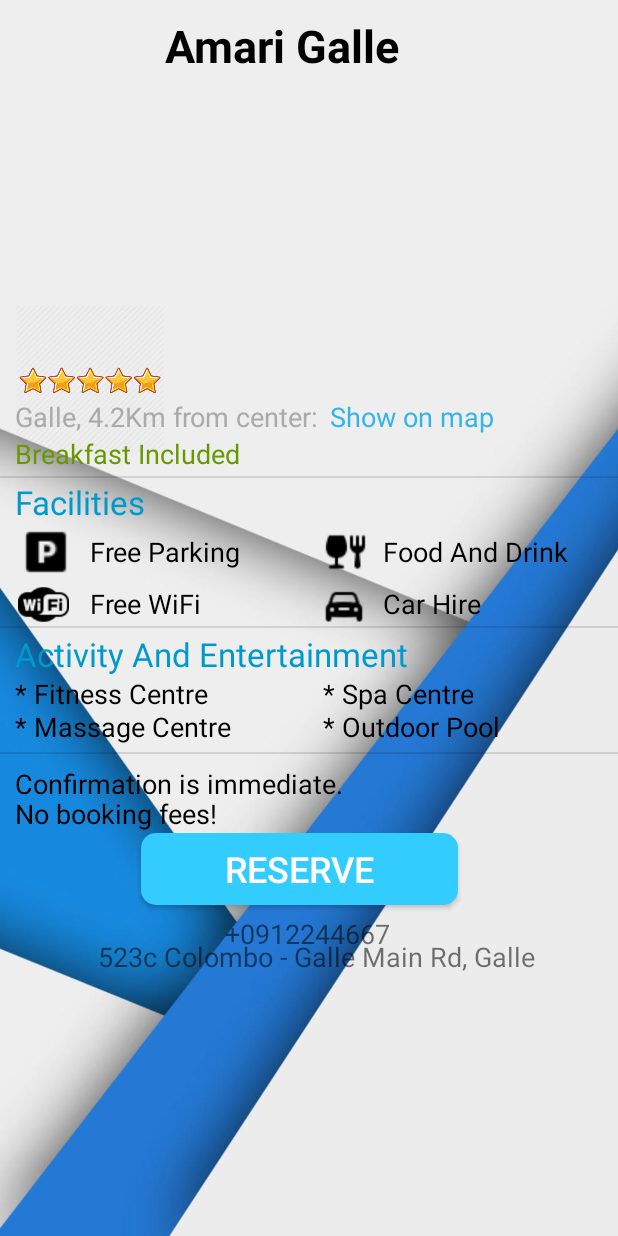
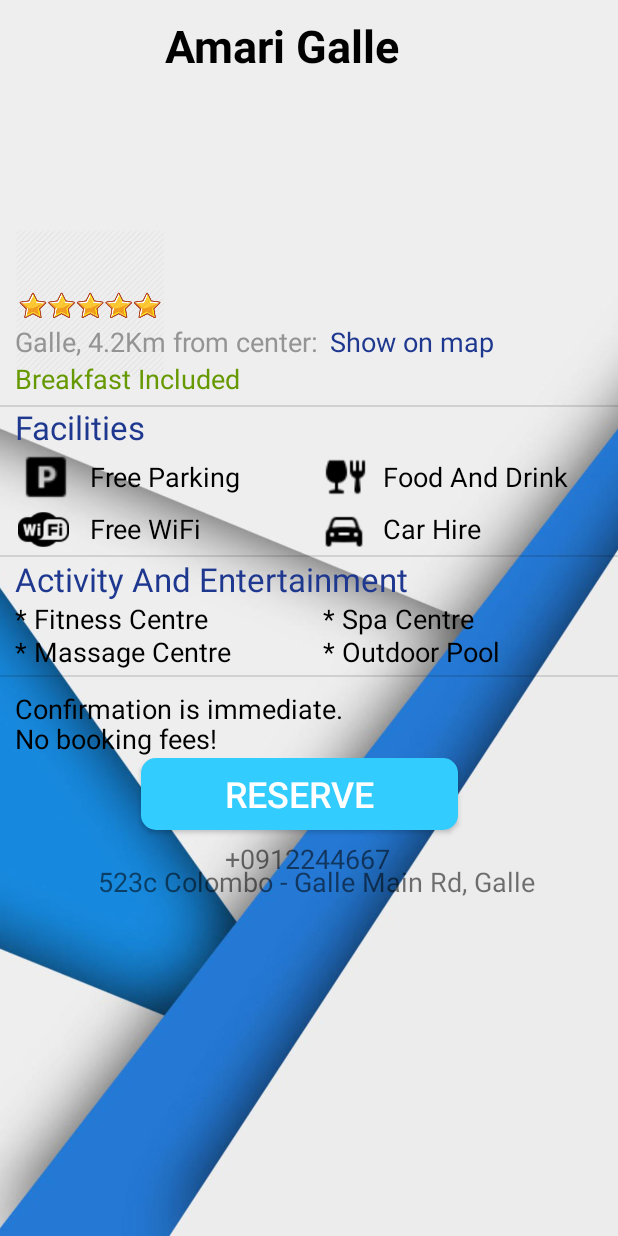
Before and after one commit to Kavindu8956/PeakFind, an Android app: the layout activity_hotelinfo.xml on its own in the app's theme, with its tools: preview values and no code run, on a phone screen of 412 x 824 dp. Run offline under Robolectric (Android 15) with nearby library versions, the phone set to English and light mode, and no system bars.

Commit message:
tharika_edit5

```diff
--- a/app/src/main/res/layout/activity_hotelinfo.xml
+++ b/app/src/main/res/layout/activity_hotelinfo.xml
@@ -11,7 +11,7 @@
 
 
     <ViewFlipper
-        android:layout_marginTop="55dp"
+        android:layout_marginTop="0dp"
         android:id="@+id/v_flipper"
         android:layout_width="match_parent"
         android:layout_height="185dp">
@@ -36,7 +36,7 @@
         android:id="@+id/imageView2"
         android:layout_width="100dp"
         android:layout_height="115dp"
-        android:layout_marginTop="195dp"
+        android:layout_marginTop="145dp"
         android:layout_marginLeft="10dp"
         app:srcCompat="@drawable/star" />
 
@@ -44,17 +44,17 @@
         android:id="@+id/textView4"
         android:layout_width="wrap_content"
         android:layout_height="wrap_content"
-        android:layout_marginTop="265dp"
         android:layout_marginLeft="10dp"
+        android:layout_marginTop="215dp"
         android:text="@string/text2"
-        android:textColor="@android:color/darker_gray"
+        android:textColor="@color/bb1"
         android:textSize="18sp" />
 
     <View
         android:id="@+id/divider2"
         android:layout_width="match_parent"
         android:layout_height="1dp"
-        android:layout_marginTop="317dp"
+        android:layout_marginTop="270dp"
         android:background="?android:attr/listDivider"
         android:visibility="visible" />
 
@@ -62,7 +62,7 @@
         android:id="@+id/textView5"
         android:layout_width="wrap_content"
         android:layout_height="wrap_content"
-        android:layout_marginTop="290dp"
+        android:layout_marginTop="240dp"
         android:layout_marginLeft="10dp"
         android:text="@string/text3"
         android:textColor="@android:color/holo_green_dark"
@@ -73,14 +73,13 @@
         android:layout_width="wrap_content"
         android:layout_height="wrap_content"
         android:layout_marginStart="220dp"
-        android:layout_marginTop="265dp"
-        android:layout_marginEnd="300dp"
+        android:layout_marginTop="215dp"
         android:layout_marginBottom="300dp"
         android:autoLink="web"
         android:background="#00641F1F"
         android:singleLine="false"
         android:text="@string/text4"
-        android:textColor="@android:color/holo_blue_light"
+        android:textColor="@color/darkblue"
         android:textIsSelectable="false"
         android:textSize="18sp" />
 
@@ -88,17 +87,17 @@
         android:id="@+id/textView8"
         android:layout_width="wrap_content"
         android:layout_height="wrap_content"
-        android:layout_marginTop="320dp"
         android:layout_marginLeft="10dp"
+        android:layout_marginTop="270dp"
         android:text="@string/text5"
-        android:textColor="@android:color/holo_blue_dark"
+        android:textColor="@color/darkblue"
         android:textSize="22sp" />
 
     <ImageView
         android:id="@+id/imageView3"
         android:layout_width="41dp"
         android:layout_height="36dp"
-        android:layout_marginTop="350dp"
+        android:layout_marginTop="300dp"
         android:layout_marginLeft="10dp"
         app:srcCompat="@drawable/parking" />
 
@@ -107,14 +106,14 @@
         android:layout_width="30dp"
         android:layout_height="36dp"
         android:layout_marginStart="215dp"
-        android:layout_marginTop="350dp"
+        android:layout_marginTop="300dp"
         app:srcCompat="@drawable/food" />
 
     <ImageView
         android:id="@+id/imageView5"
         android:layout_width="38dp"
         android:layout_height="34dp"
-        android:layout_marginTop="385dp"
+        android:layout_marginTop="335dp"
         android:layout_marginLeft="10dp"
         app:srcCompat="@drawable/wifi" />
 
@@ -123,7 +122,7 @@
         android:layout_width="28dp"
         android:layout_height="39dp"
         android:layout_marginStart="215dp"
-        android:layout_marginTop="385dp"
+        android:layout_marginTop="335dp"
         app:srcCompat="@drawable/car" />
 
     <TextView
@@ -131,7 +130,7 @@
         android:layout_width="wrap_content"
         android:layout_height="wrap_content"
         android:layout_marginStart="60dp"
-        android:layout_marginTop="355dp"
+        android:layout_marginTop="305dp"
         android:text="@string/text6"
         android:textColor="@android:color/background_dark"
         android:textSize="18sp" />
@@ -141,7 +140,7 @@
         android:layout_width="wrap_content"
         android:layout_height="wrap_content"
         android:layout_marginStart="60dp"
-        android:layout_marginTop="390dp"
+        android:layout_marginTop="340dp"
         android:text="@string/text8"
         android:textColor="@android:color/background_dark"
         android:textSize="18sp" />
@@ -151,7 +150,7 @@
         android:layout_width="wrap_content"
         android:layout_height="wrap_content"
         android:layout_marginStart="255dp"
-        android:layout_marginTop="355dp"
+        android:layout_marginTop="305dp"
         android:text="@string/text7"
         android:textColor="@android:color/background_dark"
         android:textSize="18sp" />
@@ -162,7 +161,7 @@
         android:layout_width="wrap_content"
         android:layout_height="wrap_content"
         android:layout_marginStart="255dp"
-        android:layout_marginTop="390dp"
+        android:layout_marginTop="340dp"
         android:text="@string/text9"
         android:textColor="@android:color/background_dark"
         android:textSize="18sp" />
@@ -171,7 +170,7 @@
         android:id="@+id/divider3"
         android:layout_width="match_parent"
         android:layout_height="1dp"
-        android:layout_marginTop="417dp"
+        android:layout_marginTop="370dp"
         android:background="?android:attr/listDivider"
         android:visibility="visible" />
 
@@ -180,10 +179,10 @@
         android:id="@+id/textView13"
         android:layout_width="wrap_content"
         android:layout_height="wrap_content"
-        android:layout_marginTop="421dp"
         android:layout_marginLeft="10dp"
+        android:layout_marginTop="371dp"
         android:text="@string/text10"
-        android:textColor="@android:color/holo_blue_dark"
+        android:textColor="@color/darkblue"
         android:textSize="22sp" />
 
 
@@ -191,7 +190,7 @@
         android:id="@+id/textView14"
         android:layout_width="wrap_content"
         android:layout_height="wrap_content"
-        android:layout_marginTop="450dp"
+        android:layout_marginTop="400dp"
         android:layout_marginLeft="10dp"
         android:text="@string/text11"
         android:textColor="@android:color/background_dark"
@@ -203,7 +202,7 @@
         android:layout_width="wrap_content"
         android:layout_height="wrap_content"
         android:layout_marginStart="215dp"
-        android:layout_marginTop="450dp"
+        android:layout_marginTop="400dp"
         android:text="@string/text12"
         android:textColor="@android:color/background_dark"
         android:textSize="18sp" />
@@ -212,7 +211,7 @@
         android:id="@+id/textView16"
         android:layout_width="wrap_content"
         android:layout_height="wrap_content"
-        android:layout_marginTop="472dp"
+        android:layout_marginTop="422dp"
         android:layout_marginLeft="10dp"
         android:text="@string/text13"
         android:textColor="@android:color/background_dark"
@@ -223,7 +222,7 @@
         android:layout_width="wrap_content"
         android:layout_height="wrap_content"
         android:layout_marginStart="215dp"
-        android:layout_marginTop="472dp"
+        android:layout_marginTop="422dp"
         android:text="@string/text14"
         android:textColor="@android:color/background_dark"
         android:textSize="18sp" />
@@ -232,7 +231,7 @@
         android:id="@+id/divider4"
         android:layout_width="match_parent"
         android:layout_height="1dp"
-        android:layout_marginTop="501dp"
+        android:layout_marginTop="450dp"
         android:background="?android:attr/listDivider"
         android:visibility="visible" />
 
@@ -241,7 +240,7 @@
         android:layout_width="wrap_content"
         android:layout_height="wrap_content"
         android:layout_marginStart="150dp"
-        android:layout_marginTop="610dp"
+        android:layout_marginTop="560dp"
         android:text="@string/text15"
         android:textSize="18sp" />
 
@@ -249,7 +248,7 @@
         android:id="@+id/textView19"
         android:layout_width="wrap_content"
         android:layout_height="wrap_content"
-        android:layout_marginTop="510dp"
+        android:layout_marginTop="460dp"
         android:layout_marginLeft="10dp"
         android:text="@string/text17"
         android:textColor="@android:color/background_dark"
@@ -259,7 +258,7 @@
         android:id="@+id/textView20"
         android:layout_width="wrap_content"
         android:layout_height="wrap_content"
-        android:layout_marginTop="530dp"
+        android:layout_marginTop="480dp"
         android:text="@string/text18"
         android:layout_marginLeft="10dp"
         android:textColor="@android:color/background_dark"
@@ -271,7 +270,7 @@
         android:layout_width="wrap_content"
         android:layout_height="wrap_content"
         android:layout_marginStart="65dp"
-        android:layout_marginTop="625dp"
+        android:layout_marginTop="575dp"
         android:text="@string/text19"
         android:textSize="18sp" />
 
@@ -280,7 +279,7 @@
         android:layout_width="211dp"
         android:layout_height="wrap_content"
         android:layout_marginStart="94dp"
-        android:layout_marginTop="555dp"
+        android:layout_marginTop="505dp"
         android:background="@drawable/custom_button"
         android:text="@string/text20"
         android:textColor="@android:color/background_light"
--- a/app/src/main/res/values/colors.xml
+++ b/app/src/main/res/values/colors.xml
@@ -8,7 +8,7 @@
     <color name="yello">#0ad8f7</color>
     <color name="green">#00bfa5</color>
     <color name="colorAccent">#FF4081</color>
-    <color name="darkblue">#23283A</color>
+    <color name="darkblue">#1E378F</color>
     <color name="testcolorblue">#152b38</color>
     <color name="pink">#fe104d</color>
     <color name="bb1">#949494</color>
--- a/app/src/main/res/values/styles.xml
+++ b/app/src/main/res/values/styles.xml
@@ -1,7 +1,7 @@
 <resources>
 
     <!-- Base application theme. -->
-    <style name="AppTheme" parent="Theme.AppCompat.Light.NoActionBar">
+    <style name="AppTheme" parent="Theme.AppCompat.Light.DarkActionBar">
         <!-- Customize your theme here. -->
         <item name="colorPrimary">@color/colorPrimary</item>
         <item name="colorPrimaryDark">@color/colorPrimaryDark</item>
```
Also changed, not shown: app/src/main/java/com/example/peakfind/HotelInfoActivity.java (+8 -0 lines), app/src/main/res/layout/activity_2.xml (+21 -47 lines).
